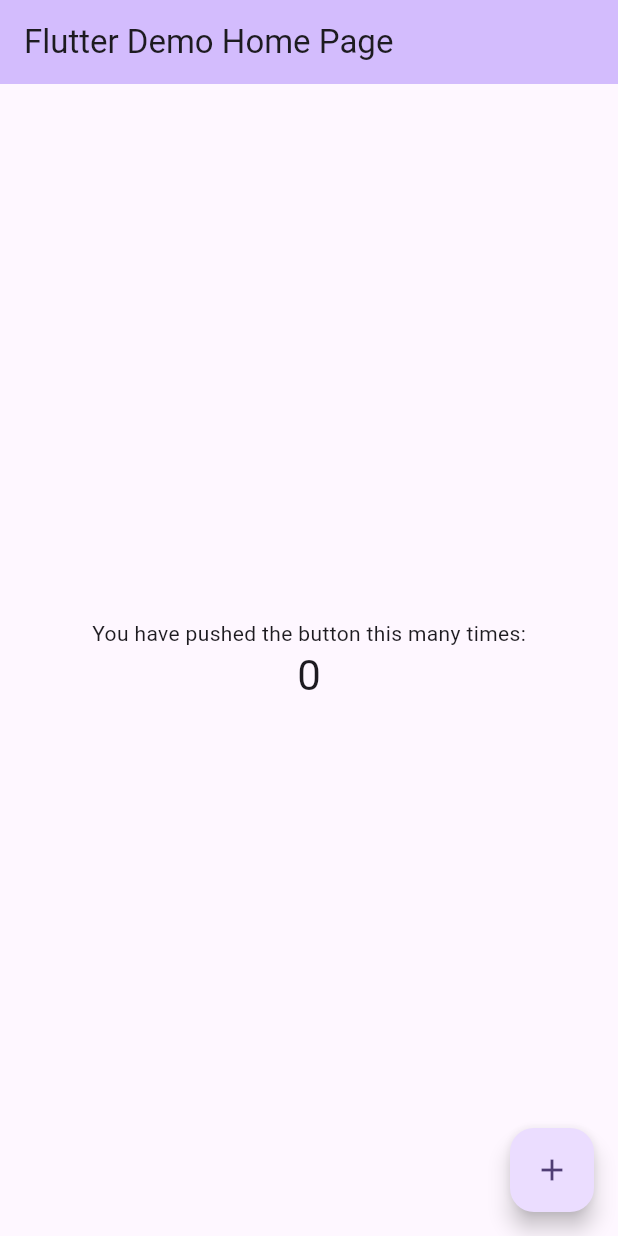
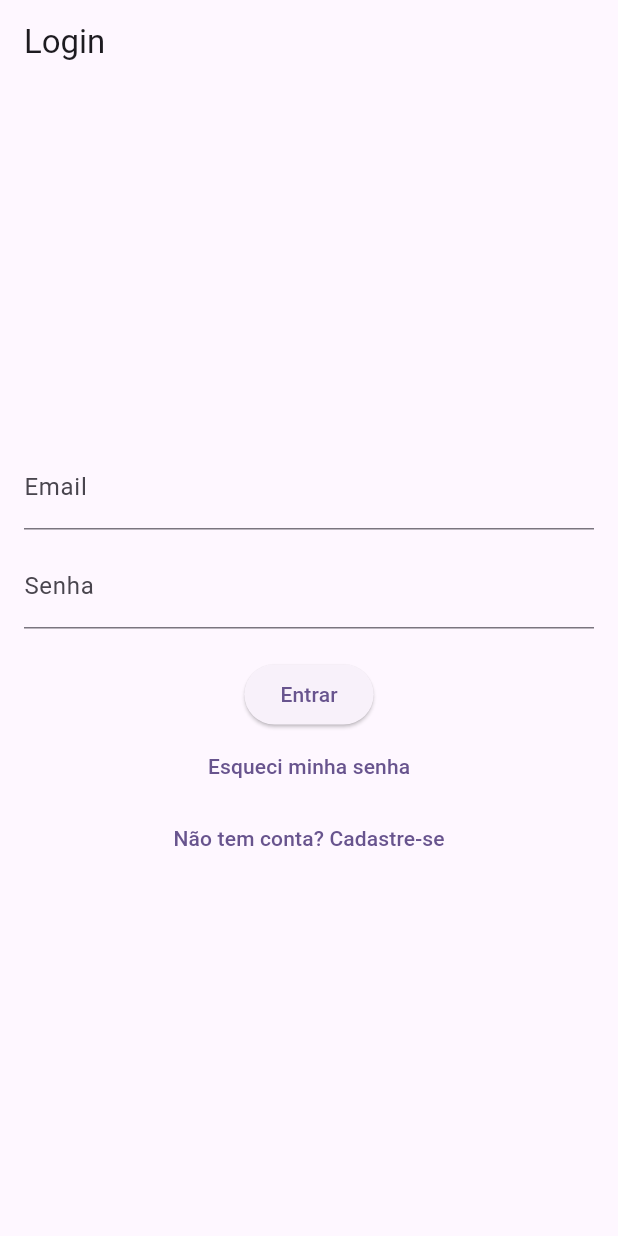
Before and after one commit to Alcimarrfilho/Projeto_app_povo_denuncia, a Flutter app: the screen it shows after launch, on a phone screen of 412 x 824 dp. Run offline on Flutter 3.47's test engine with Material 3 defaults, Android fonts, the phone set to English and light mode, and no system bars; our stand-ins replace firebase_auth, firebase_core; accounts and stored records are empty; generated files the repository leaves out were written again.

Commit message:
adicionado a pagina de login

```diff
--- /dev/null
+++ b/lib/login_screen.dart
@@ -0,0 +1,128 @@
+import 'package:flutter/material.dart';
+import 'package:firebase_auth/firebase_auth.dart';
+
+class LoginScreen extends StatefulWidget {
+  const LoginScreen({super.key});
+
+  @override
+  State<LoginScreen> createState() => _LoginScreenState();
+}
+
+class _LoginScreenState extends State<LoginScreen> {
+  final _formKey = GlobalKey<FormState>();
+  final _emailController = TextEditingController();
+  final _passwordController = TextEditingController();
+  final FirebaseAuth _auth = FirebaseAuth.instance;
+
+  Future<void> _login() async {
+    if (_formKey.currentState!.validate()) {
+      try {
+        await _auth.signInWithEmailAndPassword(
+          email: _emailController.text.trim(),
+          password: _passwordController.text.trim(),
+        );
+        if (!mounted) return;
+        Navigator.pushReplacementNamed(context, '/home');
+      } catch (e) {
+        if (!mounted) return;
+        ScaffoldMessenger.of(context).showSnackBar(
+          SnackBar(content: Text('Erro ao fazer login: ${e.toString()}')),
+        );
+      }
+    }
+  }
+
+  void _showPasswordResetDialog() {
+    final resetEmailController = TextEditingController();
+
+    showDialog(
+      context: context,
+      builder: (BuildContext dialogContext) {
+        return AlertDialog(
+          title: const Text('Recuperar senha'),
+          content: TextField(
+            controller: resetEmailController,
+            decoration: const InputDecoration(labelText: 'Digite seu e-mail'),
+          ),
+          actions: [
+            TextButton(
+              onPressed: () async {
+                try {
+                  await _auth.sendPasswordResetEmail(
+                    email: resetEmailController.text.trim(),
+                  );
+                  if (!mounted) return;
+                  Navigator.of(dialogContext).pop();
+                  ScaffoldMessenger.of(context).showSnackBar(
+                    const SnackBar(
+                      content: Text('E-mail de redefinição enviado!'),
+                    ),
+                  );
+                } catch (e) {
+                  if (!mounted) return;
+                  Navigator.of(dialogContext).pop();
+                  ScaffoldMessenger.of(context).showSnackBar(
+                    SnackBar(content: Text('Erro: ${e.toString()}')),
+                  );
+                }
+              },
+              child: const Text('Enviar'),
+            ),
+          ],
+        );
+      },
+    );
+  }
+
+  @override
+  Widget build(BuildContext context) {
+    return Scaffold(
+      appBar: AppBar(title: const Text('Login')),
+      body: Padding(
+        padding: const EdgeInsets.all(16.0),
+        child: Form(
+          key: _formKey,
+          child: Column(
+            mainAxisAlignment: MainAxisAlignment.center,
+            children: [
+              TextFormField(
+                controller: _emailController,
+                decoration: const InputDecoration(labelText: 'Email'),
+                validator: (value) {
+                  if (value == null || value.isEmpty) {
+                    return 'Digite seu e-mail';
+                  }
+                  return null;
+                },
+              ),
+              const SizedBox(height: 10),
+              TextFormField(
+                controller: _passwordController,
+                decoration: const InputDecoration(labelText: 'Senha'),
+                obscureText: true,
+                validator: (value) {
+                  if (value == null || value.isEmpty) {
+                    return 'Digite sua senha';
+                  }
+                  return null;
+                },
+              ),
+              const SizedBox(height: 20),
+              ElevatedButton(onPressed: _login, child: const Text('Entrar')),
+              TextButton(
+                onPressed: _showPasswordResetDialog,
+                child: const Text('Esqueci minha senha'),
+              ),
+              TextButton(
+                onPressed: () {
+                  Navigator.pushNamed(context, '/register');
+                },
+                child: const Text('Não tem conta? Cadastre-se'),
+              ),
+            ],
+          ),
+        ),
+      ),
+    );
+  }
+}
--- a/lib/main.dart
+++ b/lib/main.dart
@@ -1,56 +1,39 @@
 import 'package:flutter/material.dart';
 import 'package:firebase_core/firebase_core.dart';
 import 'firebase_options.dart';
+import 'login_screen.dart'; // Certifique-se de que o caminho esteja correto
+// import 'register_screen.dart'; // Descomente e ajuste quando criar sua tela de cadastro
 
 void main() async {
   WidgetsFlutterBinding.ensureInitialized();
   await Firebase.initializeApp(options: DefaultFirebaseOptions.currentPlatform);
-  runApp(const MyApp());
   runApp(const MyApp());
 }
 
 class MyApp extends StatelessWidget {
   const MyApp({super.key});
 
-  // This widget is the root of your application.
   @override
   Widget build(BuildContext context) {
     return MaterialApp(
-      title: 'Flutter Demo',
+      title: 'Meu App',
       theme: ThemeData(
-        // This is the theme of your application.
-        //
-        // TRY THIS: Try running your application with "flutter run". You'll see
-        // the application has a purple toolbar. Then, without quitting the app,
-        // try changing the seedColor in the colorScheme below to Colors.green
-        // and then invoke "hot reload" (save your changes or press the "hot
-        // reload" button in a Flutter-supported IDE, or press "r" if you used
-        // the command line to start the app).
-        //
-        // Notice that the counter didn't reset back to zero; the application
-        // state is not lost during the reload. To reset the state, use hot
-        // restart instead.
-        //
-        // This works for code too, not just values: Most code changes can be
-        // tested with just a hot reload.
         colorScheme: ColorScheme.fromSeed(seedColor: Colors.deepPurple),
       ),
-      home: const MyHomePage(title: 'Flutter Demo Home Page'),
+      initialRoute: '/',
+      routes: {
+        '/': (context) => const LoginScreen(),
+        '/home': (context) => const MyHomePage(title: 'Página Inicial'),
+        '/register':
+            (context) =>
+                const Placeholder(), // Substitua por sua tela de cadastro futuramente
+      },
     );
   }
 }
 
 class MyHomePage extends StatefulWidget {
   const MyHomePage({super.key, required this.title});
-
-  // This widget is the home page of your application. It is stateful, meaning
-  // that it has a State object (defined below) that contains fields that affect
-  // how it looks.
-
-  // This class is the configuration for the state. It holds the values (in this
-  // case the title) provided by the parent (in this case the App widget) and
-  // used by the build method of the State. Fields in a Widget subclass are
-  // always marked "final".
 
   final String title;
 
@@ -63,53 +46,22 @@ class _MyHomePageState extends State<MyHomePage> {
 
   void _incrementCounter() {
     setState(() {
-      // This call to setState tells the Flutter framework that something has
-      // changed in this State, which causes it to rerun the build method below
-      // so that the display can reflect the updated values. If we changed
-      // _counter without calling setState(), then the build method would not be
-      // called again, and so nothing would appear to happen.
       _counter++;
     });
   }
 
   @override
   Widget build(BuildContext context) {
-    // This method is rerun every time setState is called, for instance as done
-    // by the _incrementCounter method above.
-    //
-    // The Flutter framework has been optimized to make rerunning build methods
-    // fast, so that you can just rebuild anything that needs updating rather
-    // than having to individually change instances of widgets.
     return Scaffold(
       appBar: AppBar(
-        // TRY THIS: Try changing the color here to a specific color (to
-        // Colors.amber, perhaps?) and trigger a hot reload to see the AppBar
-        // change color while the other colors stay the same.
         backgroundColor: Theme.of(context).colorScheme.inversePrimary,
-        // Here we take the value from the MyHomePage object that was created by
-        // the App.build method, and use it to set our appbar title.
         title: Text(widget.title),
       ),
       body: Center(
-        // Center is a layout widget. It takes a single child and positions it
-        // in the middle of the parent.
         child: Column(
-          // Column is also a layout widget. It takes a list of children and
-          // arranges them vertically. By default, it sizes itself to fit its
-          // children horizontally, and tries to be as tall as its parent.
-          //
-          // Column has various properties to control how it sizes itself and
-          // how it positions its children. Here we use mainAxisAlignment to
-          // center the children vertically; the main axis here is the vertical
-          // axis because Columns are vertical (the cross axis would be
-          // horizontal).
-          //
-          // TRY THIS: Invoke "debug painting" (choose the "Toggle Debug Paint"
-          // action in the IDE, or press "p" in the console), to see the
-          // wireframe for each widget.
           mainAxisAlignment: MainAxisAlignment.center,
           children: <Widget>[
-            const Text('You have pushed the button this many times:'),
+            const Text('Você pressionou o botão este número de vezes:'),
             Text(
               '$_counter',
               style: Theme.of(context).textTheme.headlineMedium,
@@ -119,9 +71,9 @@ class _MyHomePageState extends State<MyHomePage> {
       ),
       floatingActionButton: FloatingActionButton(
         onPressed: _incrementCounter,
-        tooltip: 'Increment',
+        tooltip: 'Incrementar',
         child: const Icon(Icons.add),
-      ), // This trailing comma makes auto-formatting nicer for build methods.
+      ),
     );
   }
 }
```
Also changed, not shown: 1 other file.
